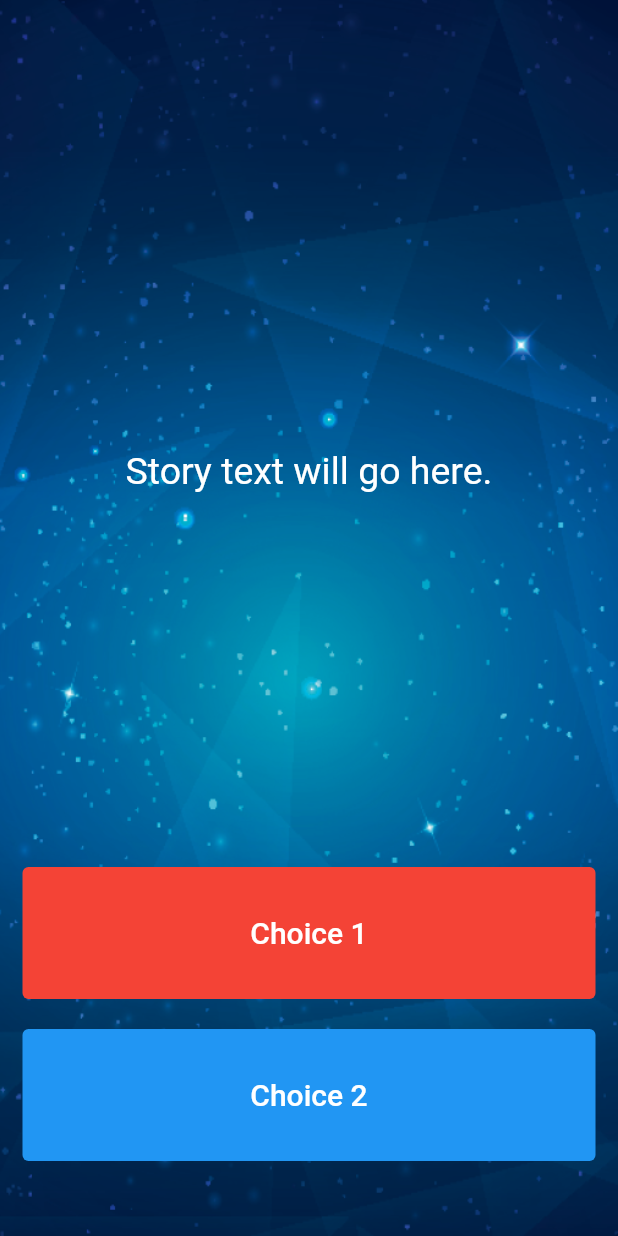
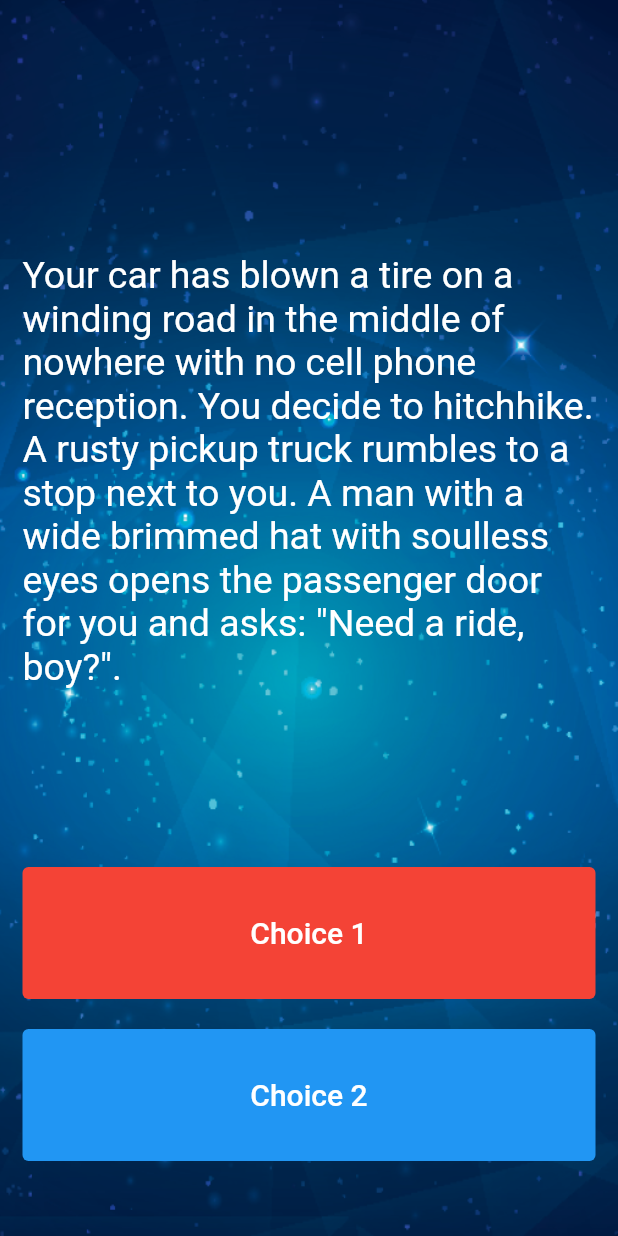
Before and after one commit to dastagg/LAB-F-destini, a Flutter app: the screen it shows after launch, on a phone screen of 412 x 824 dp. Run offline on Flutter 3.47's test engine with Material 2 defaults, Android fonts, the phone set to English and light mode, and no system bars.

Commit message:
Completed: Step 8, 9, 10.

```diff
--- a/lib/main.dart
+++ b/lib/main.dart
@@ -1,3 +1,4 @@
+import 'package:destini/story_brain.dart';
 import 'package:flutter/material.dart';
 
 //TODO: Step 15 - Run the app and see if you can see the screen update with the first story. Delete this TODO if it looks as you expected.
@@ -16,16 +17,22 @@ class Destini extends StatelessWidget {
   }
 }
 
-//TODO: Step 9 - Create a new storyBrain object from the StoryBrain class.
+
+
 
 class StoryPage extends StatefulWidget {
   const StoryPage({Key? key}) : super(key: key);
+
+
 
   @override
   _StoryPageState createState() => _StoryPageState();
 }
 
 class _StoryPageState extends State<StoryPage> {
+
+  StoryBrain storyBrain = StoryBrain();
+
   @override
   Widget build(BuildContext context) {
     return Scaffold(
@@ -42,13 +49,12 @@ class _StoryPageState extends State<StoryPage> {
           child: Column(
             crossAxisAlignment: CrossAxisAlignment.stretch,
             children: <Widget>[
-              const Expanded(
+              Expanded(
                 flex: 12,
                 child: Center(
                   child: Text(
-                    //TODO: Step 10 - use the storyBrain to get the first story title and display it in this Text Widget.
-                    'Story text will go here.',
-                    style: TextStyle(
+                    storyBrain.getStory(),
+                    style: const TextStyle(
                       fontSize: 25.0,
                     ),
                   ),
--- a/lib/story_brain.dart
+++ b/lib/story_brain.dart
@@ -33,10 +33,13 @@ class StoryBrain {
        choice1: 'Restart',
        choice2: '')
   ];
+
+  String getStory() {
+    return _storyData[0].storyTitle;
+  }
+
 }
 //TODO: Step 23 - Use the storyNumber property inside getStory(), getChoice1() and getChoice2() so that it gets the updated story and choices rather than always just the first (0th) one.
-
-//TODO: Step 8 - Create a method called getStory() that returns the first storyTitle from _storyData.
 
 //TODO: Step 11 - Create a method called getChoice1() that returns the text for the first choice1 from _storyData.
 
```
